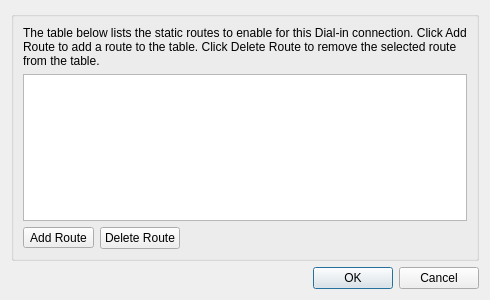
Old version of the form ui/StaticRoutesWidget.ui in the repository Ravenwolve/gpm_screens_and_design.
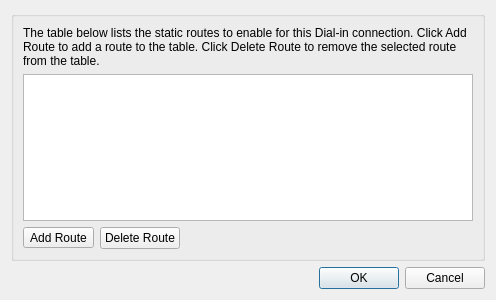
New version of the form.

What changed in the file:
```diff
--- a/ui/StaticRoutesWidget.ui
+++ b/ui/StaticRoutesWidget.ui
@@ -6,7 +6,7 @@
    <rect>
     <x>0</x>
     <y>0</y>
-    <width>490</width>
+    <width>496</width>
     <height>300</height>
    </rect>
   </property>
@@ -54,7 +54,7 @@
         </property>
         <property name="sizeHint" stdset="0">
          <size>
-          <width>256</width>
+          <width>262</width>
           <height>20</height>
          </size>
         </property>
```
